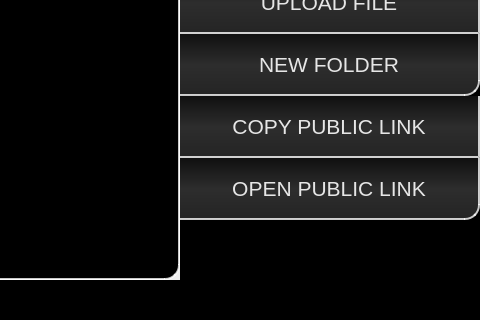
Above: ui/managerwidget.ui from jonnenauha/DropN900 before the change; both pictures show x 320 to 800 and y 154 to 474 of the 800 by 474 pixel window. Below: the same form after it.
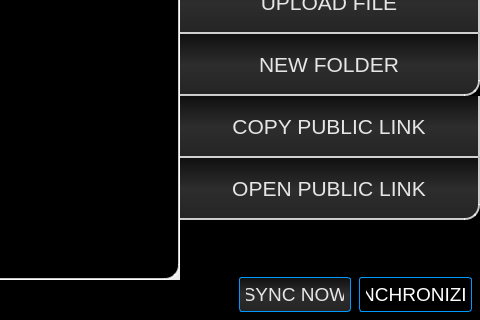
That is the form after the change. Icons and pictures are not drawn.

What changed in the file:
```diff
--- a/ui/managerwidget.ui
+++ b/ui/managerwidget.ui
@@ -84,7 +84,7 @@
 	background-color: black;
 	alternate-background-color: rgb(36, 36, 36);
 	color: rgb(235, 235, 235);
-	font-size: 17px;
+	font-size: 15pt;
 	border: 0px;
 	border-bottom: 2px solid rgba(255,255,255,200);
 	border-right: 2px solid rgba(255,255,255,200);
@@ -96,9 +96,9 @@
 QTreeWidget::item {
 	background-color: transparent;
 	border: 0px;
-	height: 60px;
-	min-height: 60px;
-	max-height: 60px;
+	height: 70px;
+	min-height: 70px;
+	max-height: 70px;
 	padding-left: 5px;
 }
 
@@ -561,7 +561,7 @@
           <property name="maximumSize">
            <size>
             <width>16777215</width>
-            <height>24</height>
+            <height>16777215</height>
            </size>
           </property>
           <property name="font">
@@ -575,10 +575,35 @@
           <property name="alignment">
            <set>Qt::AlignRight|Qt::AlignTrailing|Qt::AlignVCenter</set>
           </property>
+          <property name="wordWrap">
+           <bool>true</bool>
+          </property>
          </widget>
         </item>
         <item>
          <widget class="QLabel" name="label_username_icon">
+          <property name="minimumSize">
+           <size>
+            <width>24</width>
+            <height>24</height>
+           </size>
+          </property>
+          <property name="maximumSize">
+           <size>
+            <width>24</width>
+            <height>16777215</height>
+           </size>
+          </property>
+          <property name="text">
+           <string/>
+          </property>
+          <property name="alignment">
+           <set>Qt::AlignCenter</set>
+          </property>
+         </widget>
+        </item>
+        <item>
+         <widget class="QPushButton" name="sync_button">
           <property name="sizePolicy">
            <sizepolicy hsizetype="Fixed" vsizetype="Fixed">
             <horstretch>0</horstretch>
@@ -587,18 +612,61 @@
           </property>
           <property name="minimumSize">
            <size>
-            <width>24</width>
-            <height>24</height>
+            <width>0</width>
+            <height>14</height>
            </size>
           </property>
           <property name="maximumSize">
            <size>
-            <width>24</width>
-            <height>24</height>
+            <width>16777215</width>
+            <height>35</height>
            </size>
           </property>
+          <property name="styleSheet">
+           <string notr="true">QPushButton#sync_button {
+	min-height: 0px;
+	border: 1px solid #0099FF; 
+	border-radius: 3px;
+	color: rgb(230, 230, 230);
+	font-size: 14pt;
+	padding: 6px;
+}
+
+QPushButton#sync_button::pressed {
+	background-color: qlineargradient(spread:pad, x1:0, y1:0, x2:0, y2:1, stop:0 rgba(59, 59, 59, 255), stop:0.5 rgba(82, 82, 82, 255), stop:1 rgba(68, 68, 68, 255));
+	color: #0099FF;
+}</string>
+          </property>
           <property name="text">
-           <string/>
+           <string>SYNC NOW</string>
+          </property>
+         </widget>
+        </item>
+        <item>
+         <widget class="QLabel" name="sync_label">
+          <property name="minimumSize">
+           <size>
+            <width>0</width>
+            <height>30</height>
+           </size>
+          </property>
+          <property name="maximumSize">
+           <size>
+            <width>16777215</width>
+            <height>35</height>
+           </size>
+          </property>
+          <property name="styleSheet">
+           <string notr="true">color: white; font-size: 14pt; padding-left: 6px; padding-right: 6px; border: 1px solid #0099FF; border-radius: 3px;</string>
+          </property>
+          <property name="text">
+           <string>SYNCHRONIZING</string>
+          </property>
+          <property name="alignment">
+           <set>Qt::AlignCenter</set>
+          </property>
+          <property name="wordWrap">
+           <bool>true</bool>
           </property>
          </widget>
         </item>
```
Left out of the diff: 9 changed lines with no effect on the pictures.
